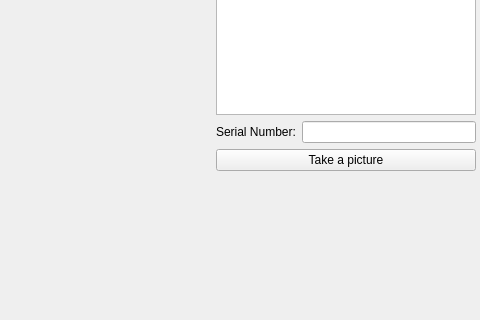
Old version of the form lens-photomaton/forms/camera_widget.ui in the repository groovytron/cute-lenspics; both pictures show x 520 to 1000 and y 108 to 428 of the 1000 by 600 pixel window.
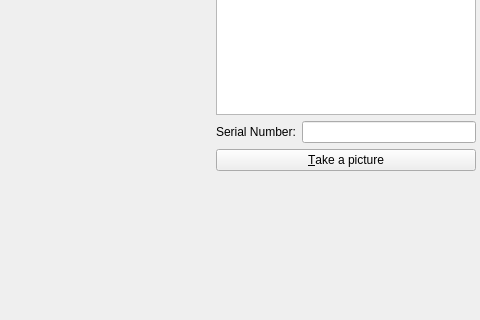
New version of the form.

Commit message: Added a shortcut to a button.

What changed in the file:
```diff
--- a/lens-photomaton/forms/camera_widget.ui
+++ b/lens-photomaton/forms/camera_widget.ui
@@ -25,7 +25,7 @@
   <property name="windowTitle">
    <string>Lens Photomaton</string>
   </property>
-  <widget class="QWidget" name="">
+  <widget class="QWidget" name="layoutWidget">
    <property name="geometry">
     <rect>
      <x>10</x>
@@ -79,7 +79,10 @@
       <item>
        <widget class="QPushButton" name="pictureButton">
         <property name="text">
-         <string>Take a picture</string>
+         <string>&amp;Take a picture</string>
+        </property>
+        <property name="shortcut">
+         <string>Ctrl+T</string>
         </property>
        </widget>
       </item>
```
